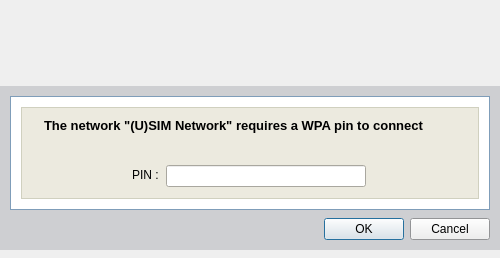
Before: the Qt Designer form xsupplicant-ui/Skins/Default/PINWindow.ui in Zero3K/xsupplicant, drawn with Qt 5.
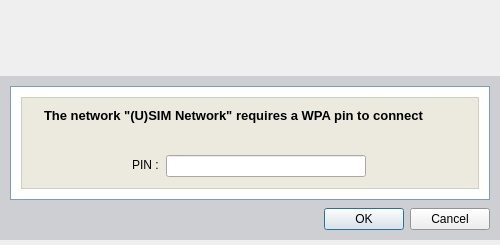
After: the same form once the commit is applied. Icons and pictures are not drawn.

The edit to the form file:
```diff
--- a/xsupplicant-ui/Skins/Default/PINWindow.ui
+++ b/xsupplicant-ui/Skins/Default/PINWindow.ui
@@ -9,7 +9,7 @@
     <x>0</x>
     <y>0</y>
     <width>500</width>
-    <height>258</height>
+    <height>245</height>
    </rect>
   </property>
   <property name="sizePolicy" >
@@ -21,13 +21,13 @@
   <property name="minimumSize" >
    <size>
     <width>500</width>
-    <height>258</height>
+    <height>245</height>
    </size>
   </property>
   <property name="maximumSize" >
    <size>
     <width>500</width>
-    <height>258</height>
+    <height>245</height>
    </size>
   </property>
   <property name="font" >
```
